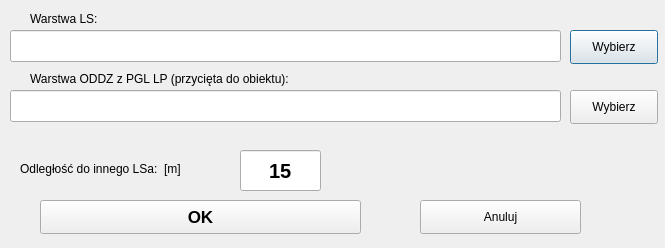
First picture: the form in skrypty/ui/ui_wyszukaj_lz.ui, repository Marcus-LAS-R/LASR, before the edit.
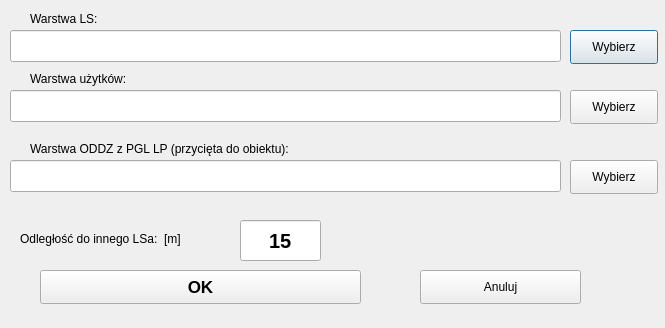
Second picture: the form after the edit.

Patch:
```diff
--- a/skrypty/ui/ui_wyszukaj_lz.ui
+++ b/skrypty/ui/ui_wyszukaj_lz.ui
@@ -7,7 +7,7 @@
     <x>0</x>
     <y>0</y>
     <width>665</width>
-    <height>248</height>
+    <height>328</height>
    </rect>
   </property>
   <property name="minimumSize">
@@ -19,7 +19,7 @@
   <property name="maximumSize">
    <size>
     <width>665</width>
-    <height>248</height>
+    <height>648</height>
    </size>
   </property>
   <property name="windowTitle">
@@ -80,7 +80,7 @@
    <property name="geometry">
     <rect>
      <x>30</x>
-     <y>70</y>
+     <y>140</y>
      <width>511</width>
      <height>18</height>
     </rect>
@@ -98,7 +98,7 @@
    <property name="geometry">
     <rect>
      <x>10</x>
-     <y>90</y>
+     <y>160</y>
      <width>551</width>
      <height>32</height>
     </rect>
@@ -113,7 +113,7 @@
    <property name="geometry">
     <rect>
      <x>570</x>
-     <y>90</y>
+     <y>160</y>
      <width>88</width>
      <height>34</height>
     </rect>
@@ -131,7 +131,7 @@
    <property name="geometry">
     <rect>
      <x>20</x>
-     <y>160</y>
+     <y>230</y>
      <width>211</width>
      <height>18</height>
     </rect>
@@ -149,7 +149,7 @@
    <property name="geometry">
     <rect>
      <x>240</x>
-     <y>150</y>
+     <y>220</y>
      <width>81</width>
      <height>41</height>
     </rect>
@@ -176,7 +176,7 @@
    <property name="geometry">
     <rect>
      <x>40</x>
-     <y>200</y>
+     <y>270</y>
      <width>321</width>
      <height>34</height>
     </rect>
@@ -197,7 +197,7 @@
    <property name="geometry">
     <rect>
      <x>420</x>
-     <y>200</y>
+     <y>270</y>
      <width>161</width>
      <height>34</height>
     </rect>
@@ -215,7 +215,7 @@
    <property name="geometry">
     <rect>
      <x>20</x>
-     <y>130</y>
+     <y>200</y>
      <width>601</width>
      <height>18</height>
     </rect>
@@ -233,6 +233,57 @@
     <string/>
    </property>
   </widget>
+  <widget class="QLabel" name="label_4">
+   <property name="geometry">
+    <rect>
+     <x>30</x>
+     <y>70</y>
+     <width>441</width>
+     <height>18</height>
+    </rect>
+   </property>
+   <property name="font">
+    <font>
+     <family>Arial</family>
+    </font>
+   </property>
+   <property name="text">
+    <string>Warstwa użytków:</string>
+   </property>
+  </widget>
+  <widget class="QLineEdit" name="lineEdit_uz">
+   <property name="geometry">
+    <rect>
+     <x>10</x>
+     <y>90</y>
+     <width>551</width>
+     <height>32</height>
+    </rect>
+   </property>
+   <property name="font">
+    <font>
+     <family>Arial</family>
+    </font>
+   </property>
+  </widget>
+  <widget class="QPushButton" name="pushButton_uz">
+   <property name="geometry">
+    <rect>
+     <x>570</x>
+     <y>90</y>
+     <width>88</width>
+     <height>34</height>
+    </rect>
+   </property>
+   <property name="font">
+    <font>
+     <family>Arial</family>
+    </font>
+   </property>
+   <property name="text">
+    <string>Wybierz</string>
+   </property>
+  </widget>
  </widget>
  <resources/>
  <connections/>
```
